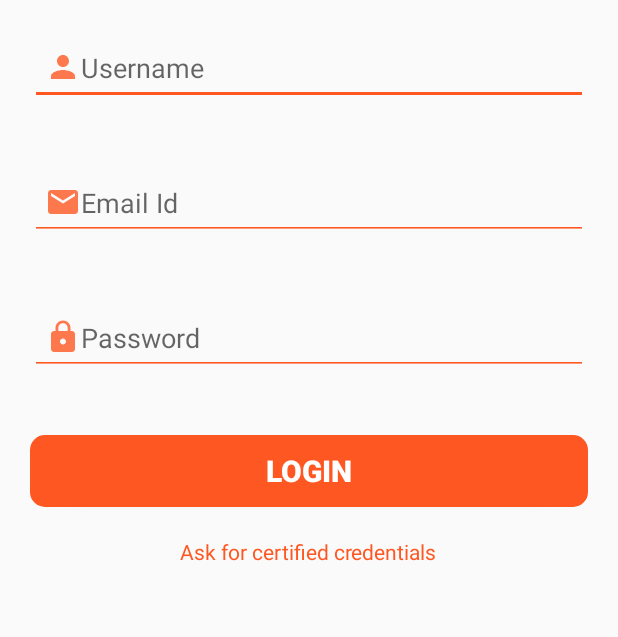
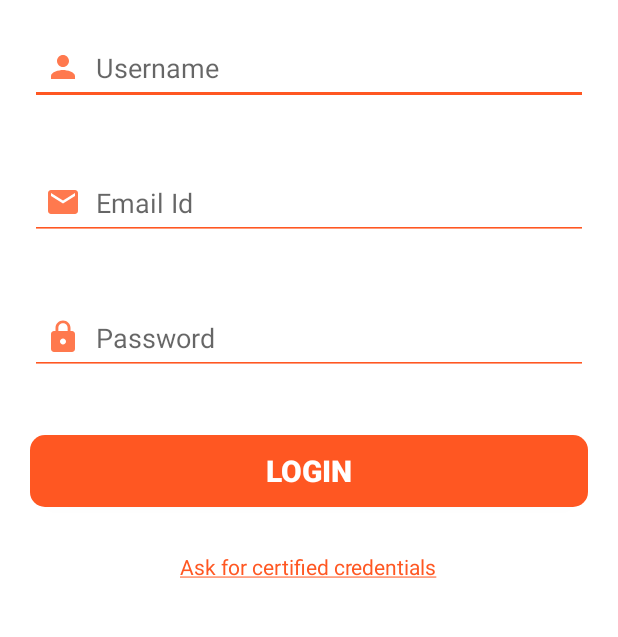
Before and after one commit to iamjayantjha/ApplicationDemo, an Android app: the screen it shows after launch (LoginActivity), on a phone screen of 412 x 824 dp, the part 279-916 px from its top. Run offline under Robolectric (Android 15) with nearby library versions, the light colour scheme and no system bars.

Commit message:
few more changes

```diff
--- a/app/src/main/res/layout/activity_login.xml
+++ b/app/src/main/res/layout/activity_login.xml
@@ -4,7 +4,8 @@
     xmlns:tools="http://schemas.android.com/tools"
     android:layout_width="match_parent"
     android:layout_height="match_parent"
-    tools:context=".LoginActivity">
+    tools:context=".LoginActivity"
+    android:background="@color/white">
 
     <ImageView
         android:id="@+id/logo"
@@ -21,6 +22,7 @@
         android:layout_margin="20dp"
         android:drawableLeft="@drawable/ic_user"
         android:hint="Username"
+        android:drawablePadding="10dp"
         android:padding="10dp"/>
 
     <EditText
@@ -32,6 +34,7 @@
         android:layout_margin="20dp"
         android:drawableLeft="@drawable/ic_email"
         android:hint="Email Id"
+        android:drawablePadding="10dp"
         android:padding="10dp"/>
 
     <EditText
@@ -43,6 +46,7 @@
         android:layout_margin="20dp"
         android:drawableLeft="@drawable/ic_password"
         android:hint="Password"
+        android:drawablePadding="10dp"
         android:padding="10dp"/>
 
     <Button
@@ -61,9 +65,10 @@
         android:id="@+id/certifiedcredentials"
         android:layout_width="wrap_content"
         android:layout_height="wrap_content"
-        android:text="Ask for certified credentials"
+        android:text="@string/credentials"
         android:layout_below="@+id/loginBtn"
         android:layout_centerHorizontal="true"
+        android:layout_marginTop="10dp"
         android:textColor="@color/orange" />
 
 </RelativeLayout>
--- a/app/src/main/res/values-night/themes.xml
+++ b/app/src/main/res/values-night/themes.xml
@@ -3,7 +3,7 @@
     <style name="Theme.Zerostic" parent="Theme.MaterialComponents.DayNight.DarkActionBar">
         <!-- Primary brand color. -->
         <item name="colorPrimary">@color/purple_200</item>
-        <item name="colorPrimaryVariant">@color/purple_700</item>
+        <item name="colorPrimaryVariant">@color/white</item>
         <item name="colorOnPrimary">@color/black</item>
         <!-- Secondary brand color. -->
         <item name="colorSecondary">@color/teal_200</item>
--- a/app/src/main/res/values/strings.xml
+++ b/app/src/main/res/values/strings.xml
@@ -1,3 +1,5 @@
 <resources>
     <string name="app_name">Zerostic</string>
+    <string name="credentials"><u>Ask for certified credentials</u></string>
+
 </resources>
--- a/app/src/main/res/values/themes.xml
+++ b/app/src/main/res/values/themes.xml
@@ -3,7 +3,7 @@
     <style name="Theme.Zerostic" parent="Theme.AppCompat.DayNight.NoActionBar">
         <!-- Primary brand color. -->
         <item name="colorPrimary">@color/purple_500</item>
-        <item name="colorPrimaryVariant">@color/purple_700</item>
+        <item name="colorPrimaryVariant">@color/white</item>
         <item name="colorOnPrimary">@color/white</item>
         <!-- Secondary brand color. -->
         <item name="colorSecondary">@color/teal_200</item>
```
